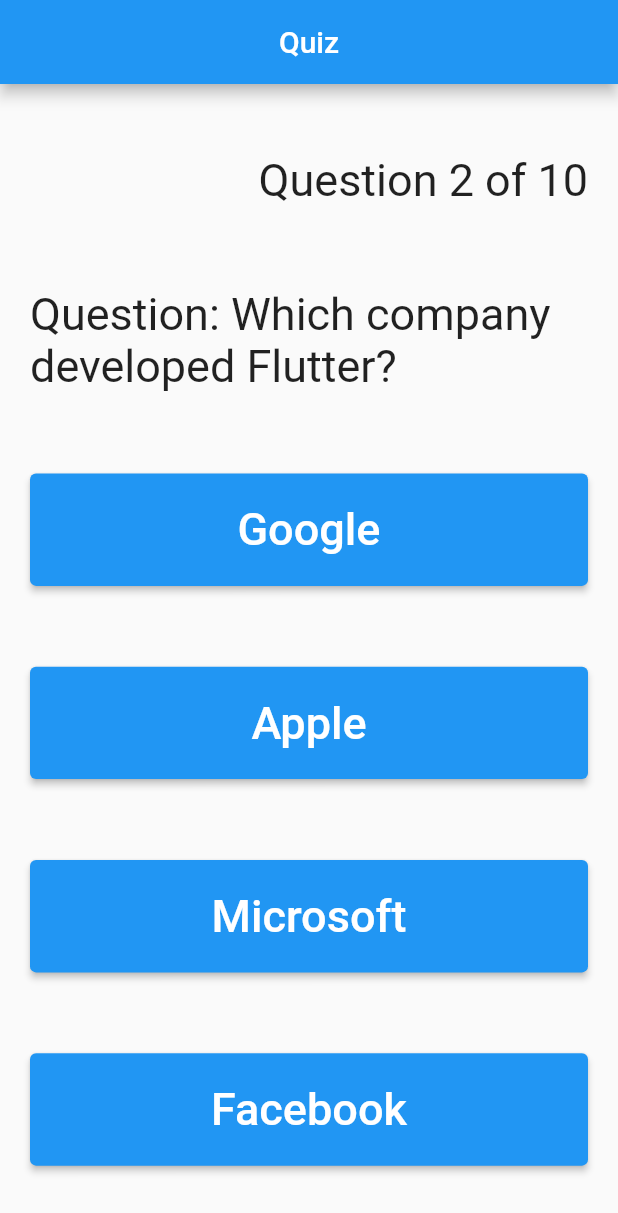
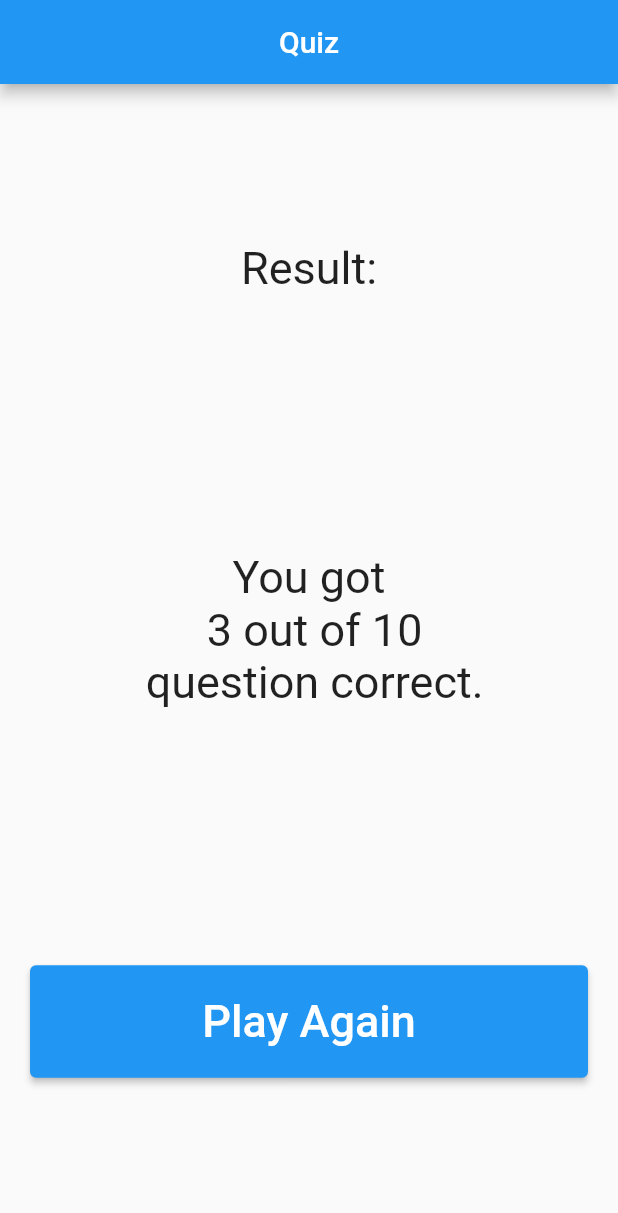
Before and after one commit to kamijidias/Flutter-Projects, a Flutter app: the screen it shows after launch, on a phone screen of 412 x 824 dp. Shown: the top 1213 px of the screen. Run offline on Flutter 3.47's test engine with Material 2 defaults, Android fonts, the phone set to English and light mode, and no system bars.

Commit message:
criado a pagina de resultado, adicionado parametros para o stateless de sucesso

```diff
--- a/app_quiz/lib/main.dart
+++ b/app_quiz/lib/main.dart
@@ -1,7 +1,8 @@
 import 'package:flutter/material.dart';
 import 'homepage.dart';
+import 'resultpage.dart';
 import 'quizpage.dart';
 
 void main() {
-  runApp(const QuizPage());
+  runApp(const ResultPage(successes: 3,));
 }
--- /dev/null
+++ b/app_quiz/lib/resultpage.dart
@@ -0,0 +1,52 @@
+import 'package:flutter/material.dart';
+
+class ResultPage extends StatelessWidget {
+  const ResultPage({Key? key, this.successes}) : super(key: key);
+
+  final int? successes;
+
+  @override
+  Widget build(BuildContext context) {
+    return MaterialApp(
+      home: Scaffold(
+        appBar: AppBar(
+          title: const Center(child: Text('Quiz')),
+        ),
+        body: Padding(
+          padding: const EdgeInsets.all(20.0),
+          child: Center(
+            child: Column(
+              mainAxisAlignment: MainAxisAlignment.spaceAround,
+              children: [
+                Text(
+                  'Result:',
+                  style: const TextStyle(fontSize: 30),
+                  textAlign: TextAlign.center,
+                ),
+                Text(
+                  'You got\n $successes out of 10\n question correct.',
+                  style: const TextStyle(fontSize: 30),
+                  textAlign: TextAlign.center,
+                ),
+                SizedBox(
+                  width: double.infinity,
+                  child: ElevatedButton(
+                    onPressed: () {
+                      print('clicked');
+                    },
+                    style: ElevatedButton.styleFrom(
+                        padding: const EdgeInsets.fromLTRB(20, 20, 20, 20)),
+                    child: const Text(
+                      'Play Again',
+                      style: TextStyle(fontSize: 30),
+                    ),
+                  ),
+                )
+              ],
+            ),
+          ),
+        ),
+      ),
+    );
+  }
+}
```
